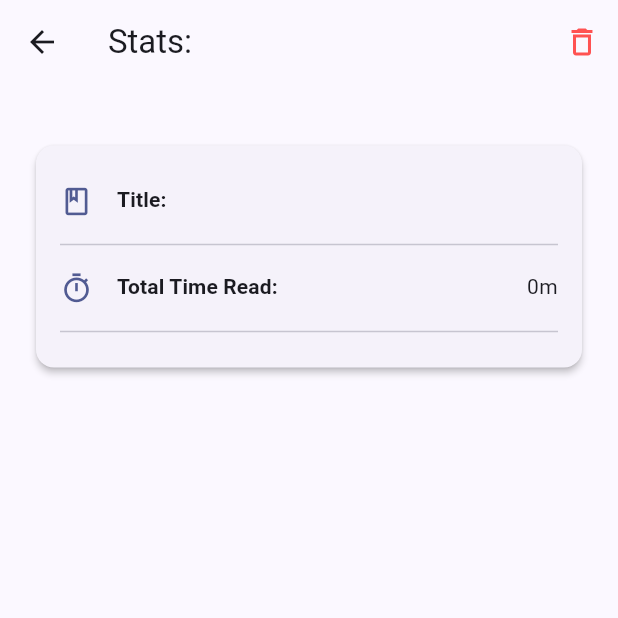
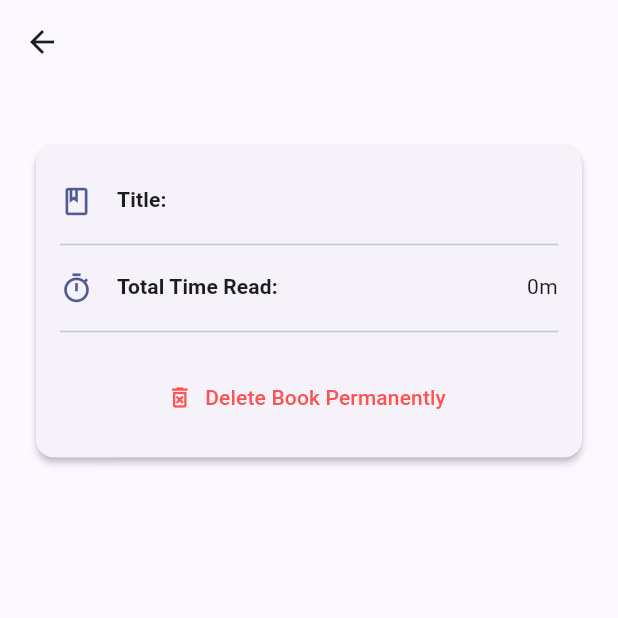
Before and after one commit to Daksh256/E_BookReader, a Flutter app: the StatsScreen screen opened directly with empty values, on a phone screen of 412 x 824 dp, the top half of it. Run offline on Flutter 3.47's test engine with Material 3 defaults, Android fonts, the light colour scheme and no system bars; our stand-ins replace file_picker, shared_preferences, sqflite; missing offline and left inert: vocsy_epub_viewer; accounts and stored records are empty.

Commit message:
Delete button redirects to Library page

```diff
--- a/lib/main.dart
+++ b/lib/main.dart
@@ -546,7 +546,12 @@ class _LibraryScreenState extends State<LibraryScreen> {
               style: TextButton.styleFrom(foregroundColor: Colors.red.shade700),
               child: const Text('Delete'),
               // IMPORTANT: Pop the dialog *before* starting async delete operation
-              onPressed: () async { Navigator.of(ctx).pop(); await _deleteBook(book); },
+              onPressed: () async { Navigator.of(ctx).pop(); await _deleteBook(book);
+              if (!mounted) return; // Important safety check
+
+              // 4. Pop the StatsScreen using the LibraryScreen's context 'context'
+              Navigator.of(context).pop();
+              },
             ),
           ],
         );
@@ -712,14 +717,6 @@ class StatsScreen extends StatelessWidget {
 
     return Scaffold(
       appBar: AppBar(
-        title: Text('Stats: ${book.title}', overflow: TextOverflow.ellipsis),
-        actions: [
-          IconButton(
-              icon: const Icon(Icons.delete_outline, color: Colors.redAccent),
-              tooltip: 'Delete Book',
-              onPressed: onDeleteRequested // Call the callback passed from LibraryScreen
-          ),
-        ],
       ),
       body: Padding(
         padding: const EdgeInsets.all(16.0),
@@ -754,6 +751,18 @@ class StatsScreen extends StatelessWidget {
                     const Divider(),
                     _buildStatRow(context, Icons.timer_outlined, 'Total Time Read', _formatDurationLocal(Duration(seconds: book.totalReadingTime))),
                     const Divider(),
+
+                    Padding(
+                      padding: const EdgeInsets.only(top: 12.0), // Add some space above the button
+                      child: Center( // Center the button if you like
+                        child: TextButton.icon(
+                          icon: const Icon(Icons.delete_forever_outlined, color: Colors.redAccent),
+                          label: const Text('Delete Book Permanently'),
+                          style: TextButton.styleFrom(foregroundColor: Colors.redAccent),
+                          onPressed: onDeleteRequested, // Use the existing callback
+                        ),
+                      ),
+                    ),
                   ],
                 ),
               ),
```
